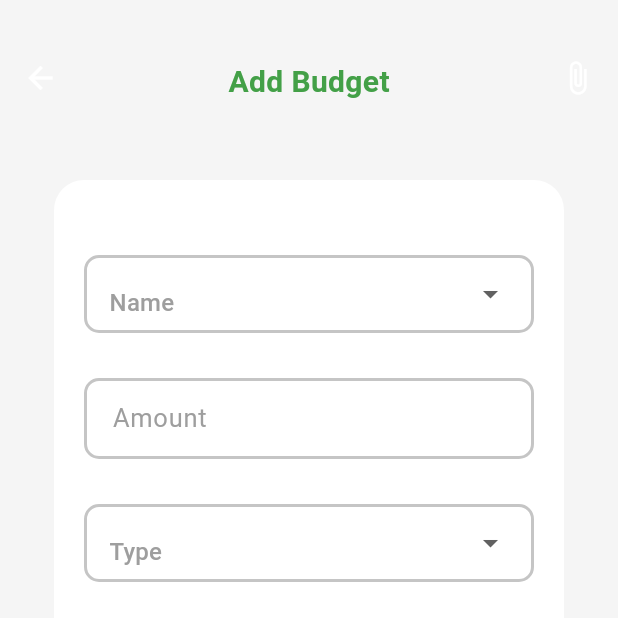
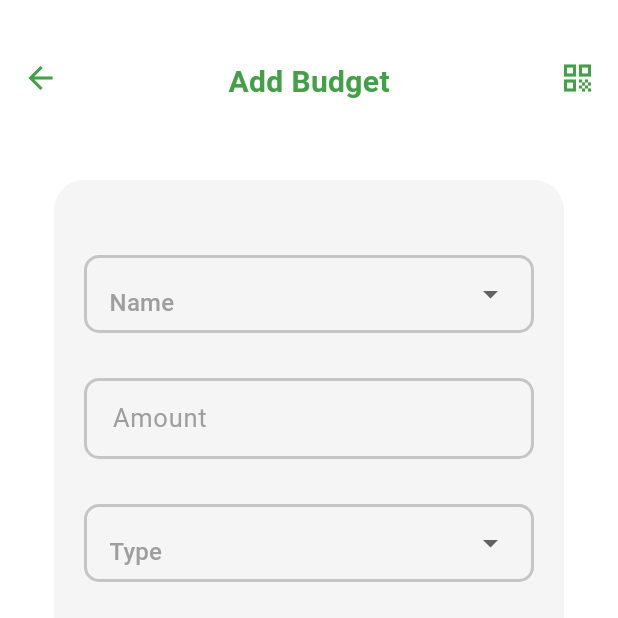
Before and after one commit to ahmaddioxide/ppocket, a Flutter app: the screen it shows after launch, after a tap on the "add" icon, on a phone screen of 412 x 824 dp, the top half of it. Run offline on Flutter 3.47's test engine with Material 2 defaults, Android fonts, the phone set to English and light mode, and no system bars; our stand-ins replace cloud_firestore, curved_navigation_bar, device_preview, firebase_auth, firebase_core, flutter_spinkit and 2 more; missing offline and left inert: qr_code_scanner; accounts and stored records are empty.

Commit message:
Updated Budget Managment Side

```diff
--- a/lib/views/budget_screens/add_budget_screen.dart
+++ b/lib/views/budget_screens/add_budget_screen.dart
@@ -22,7 +22,7 @@ class _AddBudgetState extends State<AddBudget> {
   @override
   Widget build(BuildContext context) {
     return Scaffold(
-      backgroundColor: Colors.grey.shade100,
+      backgroundColor: Colors.white,
       body: SafeArea(
         child: Stack(
           alignment: AlignmentDirectional.center,
@@ -42,7 +42,7 @@ class _AddBudgetState extends State<AddBudget> {
     return Container(
       decoration: BoxDecoration(
         borderRadius: BorderRadius.circular(20),
-        color: Colors.white,
+        color: Colors.grey.shade100,
       ),
       height: 550,
       width: 340,
@@ -250,7 +250,7 @@ class _AddBudgetState extends State<AddBudget> {
                       onTap: () {
                         Navigator.of(context).pop();
                       },
-                      child: Icon(Icons.arrow_back, color: Colors.white),
+                      child: Icon(Icons.arrow_back, color: Colors.green[600]),
                     ),
                     Text(
                       'Add Budget',
@@ -261,8 +261,8 @@ class _AddBudgetState extends State<AddBudget> {
                       ),
                     ),
                     Icon(
-                      Icons.attach_file_outlined,
-                      color: Colors.white,
+                      Icons.qr_code,
+                      color: Colors.green[600],
                     ),
                   ],
                 ),
--- a/lib/views/budget_screens/bottom_nav.dart
+++ b/lib/views/budget_screens/bottom_nav.dart
@@ -2,6 +2,7 @@ import 'package:flutter/material.dart';
 import 'package:ppocket/views/budget_screens/add_budget_screen.dart';
 import 'package:ppocket/views/budget_screens/budget_home_screen.dart';
 import 'package:ppocket/views/budget_screens/stats_screen.dart';
+import 'package:ppocket/views/scanqr.dart';
 
 class BottomNav extends StatefulWidget {
   const BottomNav({Key? key}) : super(key: key);
@@ -12,7 +13,7 @@ class BottomNav extends StatefulWidget {
 
 class _BottomState extends State<BottomNav> {
   int index_color = 0;
-  List Screen = [BudgetHome(), StatScreen(), BudgetHome(), StatScreen()];
+  List Screen = [BudgetHome(), StatScreen(), ScanQr(), StatScreen()];
   @override
   Widget build(BuildContext context) {
     return Scaffold(
@@ -68,7 +69,7 @@ class _BottomState extends State<BottomNav> {
                   });
                 },
                 child: Icon(
-                  Icons.account_balance_wallet_outlined,
+                  Icons.qr_code_outlined,
                   size: 30,
                   color: index_color == 2 ? Color(0xff368983) : Colors.grey,
                 ),
@@ -80,7 +81,7 @@ class _BottomState extends State<BottomNav> {
                   });
                 },
                 child: Icon(
-                  Icons.person_outlined,
+                  Icons.group_outlined,
                   size: 30,
                   color: index_color == 3 ? Color(0xff368983) : Colors.grey,
                 ),
```
Also changed, not shown: pubspec.lock.
